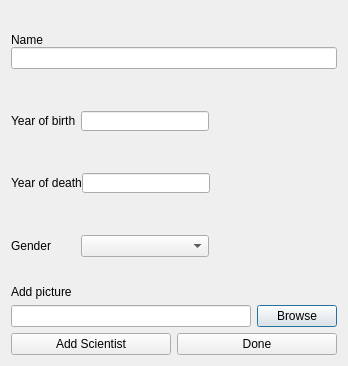
Qt form VL1-project/addscientistwindow.ui (birkirk/vln1-35) before a commit.
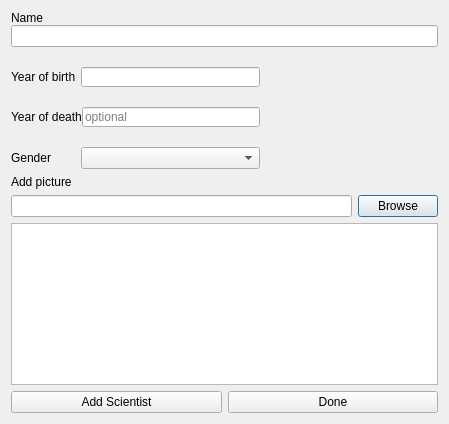
The same form after that commit.

```diff
--- a/VL1-project/addscientistwindow.ui
+++ b/VL1-project/addscientistwindow.ui
@@ -6,8 +6,8 @@
    <rect>
     <x>0</x>
     <y>0</y>
-    <width>348</width>
-    <height>366</height>
+    <width>449</width>
+    <height>424</height>
    </rect>
   </property>
   <property name="windowTitle">
@@ -227,6 +227,9 @@
            <height>20</height>
           </size>
          </property>
+         <property name="placeholderText">
+          <string>optional</string>
+         </property>
         </widget>
        </item>
        <item>
@@ -386,6 +389,22 @@
      </item>
     </layout>
    </item>
+   <item>
+    <spacer name="verticalSpacer_6">
+     <property name="orientation">
+      <enum>Qt::Vertical</enum>
+     </property>
+     <property name="sizeHint" stdset="0">
+      <size>
+       <width>20</width>
+       <height>0</height>
+      </size>
+     </property>
+    </spacer>
+   </item>
+   <item>
+    <widget class="QTextEdit" name="textEdit"/>
+   </item>
    <item>
     <layout class="QHBoxLayout" name="horizontalLayout">
      <item>
```
